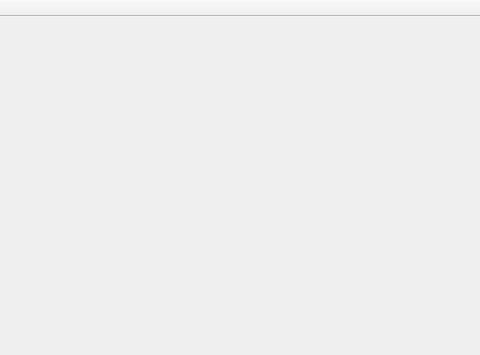
Before: the Qt Designer form v2/NewPazzle/mainwindow.ui in Alina-Hryn/OOP, drawn with Qt 5; both pictures show x 461 to 941 and y 0 to 355 of the 941 by 513 pixel window.
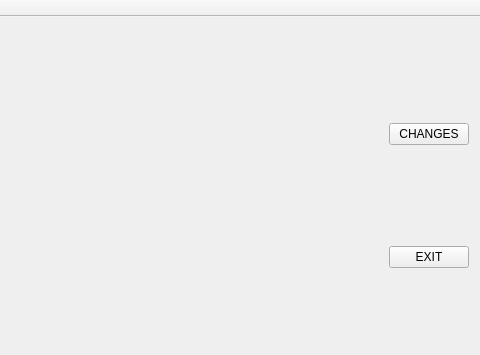
After: the same form once the commit is applied.

Commit message: added EXIT and moved puzzles

```diff
--- a/v2/NewPazzle/mainwindow.ui
+++ b/v2/NewPazzle/mainwindow.ui
@@ -15,7 +15,20 @@
   </property>
   <widget class="QWidget" name="centralWidget">
    <layout class="QGridLayout" name="gridLayout_2">
-    <item row="1" column="1">
+    <item row="3" column="1">
+     <spacer name="verticalSpacer">
+      <property name="orientation">
+       <enum>Qt::Vertical</enum>
+      </property>
+      <property name="sizeHint" stdset="0">
+       <size>
+        <width>20</width>
+        <height>40</height>
+       </size>
+      </property>
+     </spacer>
+    </item>
+    <item row="2" column="1">
      <layout class="QGridLayout" name="gridLayout">
       <property name="spacing">
        <number>0</number>
@@ -35,6 +48,13 @@
       </property>
      </spacer>
     </item>
+    <item row="0" column="3">
+     <widget class="QPushButton" name="pushButton">
+      <property name="text">
+       <string>CHANGES</string>
+      </property>
+     </widget>
+    </item>
     <item row="0" column="0">
      <spacer name="horizontalSpacer">
       <property name="orientation">
@@ -48,19 +68,6 @@
       </property>
      </spacer>
     </item>
-    <item row="2" column="1">
-     <spacer name="verticalSpacer">
-      <property name="orientation">
-       <enum>Qt::Vertical</enum>
-      </property>
-      <property name="sizeHint" stdset="0">
-       <size>
-        <width>20</width>
-        <height>40</height>
-       </size>
-      </property>
-     </spacer>
-    </item>
     <item row="0" column="2">
      <spacer name="horizontalSpacer_2">
       <property name="orientation">
@@ -74,6 +81,13 @@
       </property>
      </spacer>
     </item>
+    <item row="1" column="3">
+     <widget class="QPushButton" name="pushButton_2">
+      <property name="text">
+       <string>EXIT</string>
+      </property>
+     </widget>
+    </item>
    </layout>
   </widget>
   <widget class="QMenuBar" name="menuBar">
```
Left out of the diff: 19 changed lines with no effect on the pictures. The commit also changes 1 other file.
